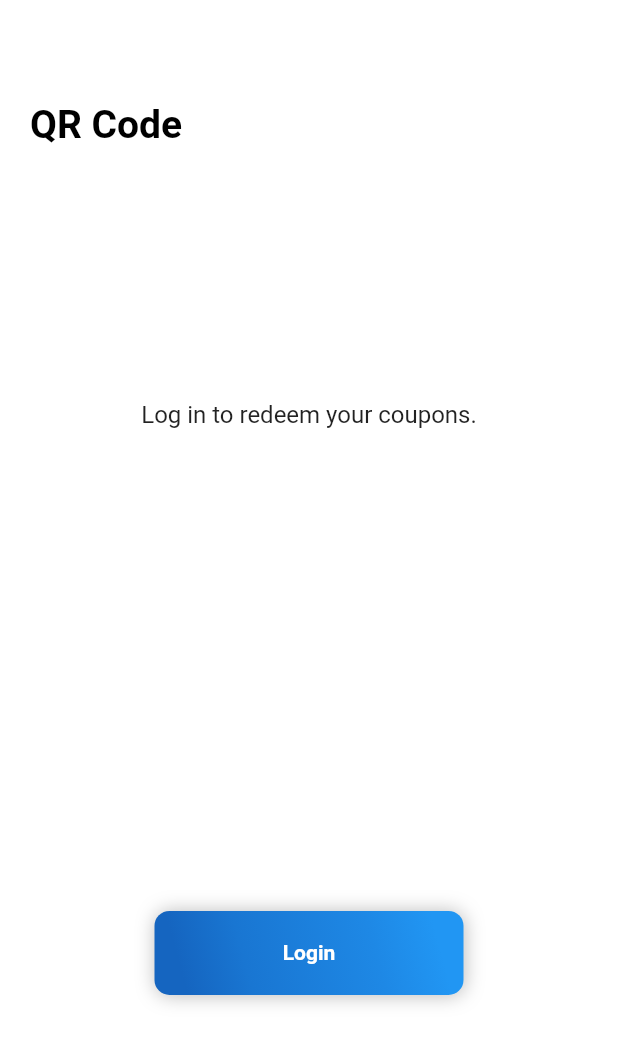
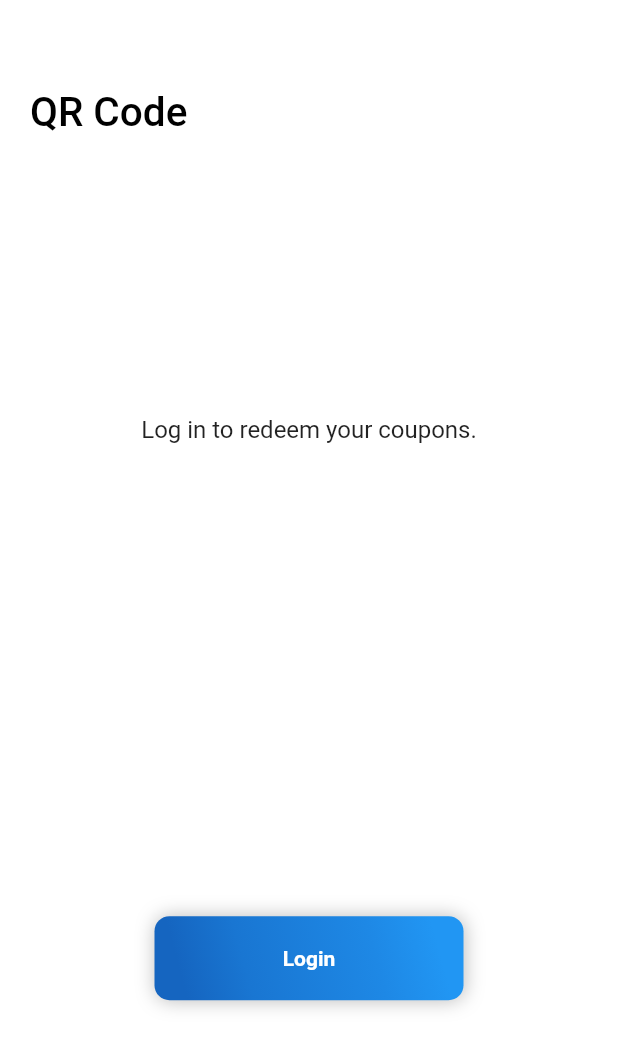
Before and after one commit to pratzmewara/VITHack, a Flutter app: the QRCodePage screen opened directly, on a phone screen of 412 x 824 dp. Shown: the top 1048 px of the screen. Run offline on Flutter 3.47's test engine with Material 2 defaults, Android fonts, the phone set to English and light mode, and no system bars; our stand-ins replace flip_card, flutter_svg, fluttertoast, intro_slider, qr_flutter, shared_preferences; missing offline and left inert: qrcode_reader, snaplist; accounts and stored records are empty; network calls fail.

Commit message:
indentation changes

```diff
--- a/lib/pages/easterEgg.dart
+++ b/lib/pages/easterEgg.dart
@@ -74,6 +74,7 @@ class EasterEggState extends State<EasterEgg>{
     backgroundColor: background,
     body: SingleChildScrollView(
       child: Container(
+         padding: EdgeInsets.only(left: MediaQuery.of(context).size.width*0.05, right: MediaQuery.of(context).size.width*0.05),
       height: MediaQuery.of(context).size.height,
       child: Column(
         children: <Widget>[
--- a/lib/pages/homePage.dart
+++ b/lib/pages/homePage.dart
@@ -309,6 +309,7 @@ List<CustomPopupMenu> choices = <CustomPopupMenu>[
             ];
           },
           body:Container(
+            //padding: EdgeInsets.only(left: MediaQuery.of(context).size.width*0.05, right: MediaQuery.of(context).size.width*0.05),
               color: background,
               child: new TabBarView(
               children: <Widget>[
--- a/lib/pages/qrCodePage.dart
+++ b/lib/pages/qrCodePage.dart
@@ -22,6 +22,16 @@ class _QRCodePageState extends State<QRCodePage> {
   void initState() {
     super.initState();
     getEmail();
+    scrollController = new ScrollController();
+    scrollController.addListener(() => setState(() {}));
+  }
+
+  ScrollController scrollController;
+
+  @override
+  void dispose() {
+    scrollController.dispose();
+    super.dispose();
   }
 
   int currentIndex=0;
@@ -64,9 +74,33 @@ class _QRCodePageState extends State<QRCodePage> {
 
   @override
   Widget build(BuildContext context) {
+
+    var flexibleSpaceWidget = new SliverAppBar(
+      backgroundColor: background,
+      expandedHeight: 120.0,
+      elevation: 0,
+      pinned: true,
+
+      flexibleSpace: FlexibleSpaceBar(
+
+        titlePadding: EdgeInsets.only(left: 20,bottom: 30),
+        title: Container(
+          margin: EdgeInsets.all(0),
+          padding: EdgeInsets.all(0),
+          child : Text("QR Code",
+            style: TextStyle(
+            color: Colors.black,
+            fontSize: 18.0,
+            ),
+
+      ),),
+    ),
+
+    );
+
     print("Email is "+email+currentIndex.toString());
     return Scaffold(
-      appBar: AppBar(
+    /*  appBar: AppBar(
         elevation: 0,
         title: Text('',style: TextStyle(color: Colors.black,fontWeight: FontWeight.bold, fontSize: 23.0),),
         backgroundColor :background,
@@ -74,21 +108,29 @@ class _QRCodePageState extends State<QRCodePage> {
          bottom: PreferredSize(
 child:
 Container(
+   padding: EdgeInsets.only(left: MediaQuery.of(context).size.width*0.05, right: MediaQuery.of(context).size.width*0.05),
 child:Row(
   crossAxisAlignment: CrossAxisAlignment.start,
   children: <Widget>[
-
-  Container( margin: EdgeInsets.fromLTRB(20, 8, 16, 8),
-  child: Text("QR Code" , style: TextStyle(fontSize:26.0, fontWeight: FontWeight.w600, color: Colors.black),textAlign: TextAlign.left,),),
+  Container(
+    //margin: EdgeInsets.fromLTRB(20, 8, 16, 8),
+  child: Text("QR Code" , style: TextStyle(fontSize:24.0, fontWeight: FontWeight.w600, color: Colors.black),textAlign: TextAlign.left,),),
 
 ],)),
   preferredSize: const Size.fromHeight(50.0)),
 
-     ),
+     ),*/
       backgroundColor: background,
-      body: Center(
+      body: NestedScrollView(
+          controller: scrollController,
+          headerSliverBuilder: (BuildContext context, bool innerBoxIsScrolled) {
+            return <Widget>[
+              flexibleSpaceWidget,
+            ];
+          },
+          body:Center(
         child : currentIndex==0 ? noQrPage() : qrPage()
-      )
+      ))
     );
 }
 
--- a/lib/pages/splashScreen.dart
+++ b/lib/pages/splashScreen.dart
@@ -91,6 +91,7 @@ class _SplashScreenState extends State<SplashScreen> {
               child: Text(
                         "VIT Hack",
                         style: TextStyle(
+                          fontFamily: 'Campton',
                           color: Colors.blue,
                             fontWeight: FontWeight.w900,
                             fontSize: 32.0),
```
Also changed, not shown: lib/pages/contactUsPage.dart (+11 -8 lines), lib/pages/introductoryPage.dart (+12 -11 lines), lib/pages/loginScreen.dart (+11 -21 lines), pubspec.yaml (+10 -4 lines), lib/assests/Meherdeep_Thakur.jpg (added), lib/assests/aboutus.png (added), lib/fonts/CamptonExtraBold.ttf (added), pubspec.lock.
